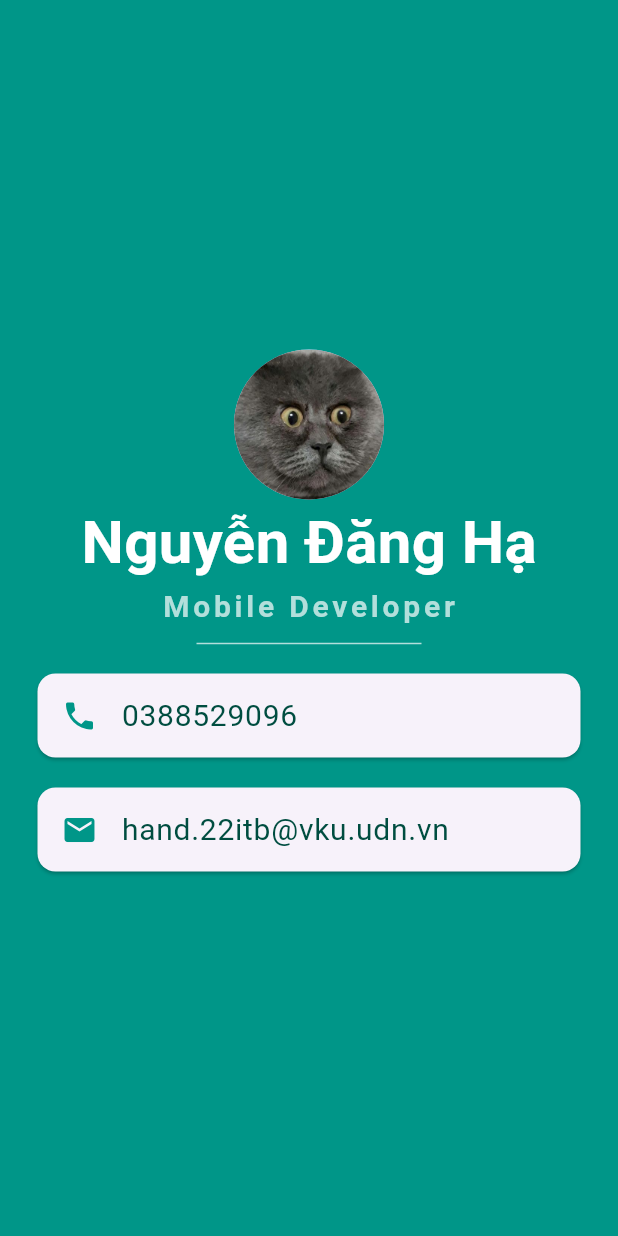
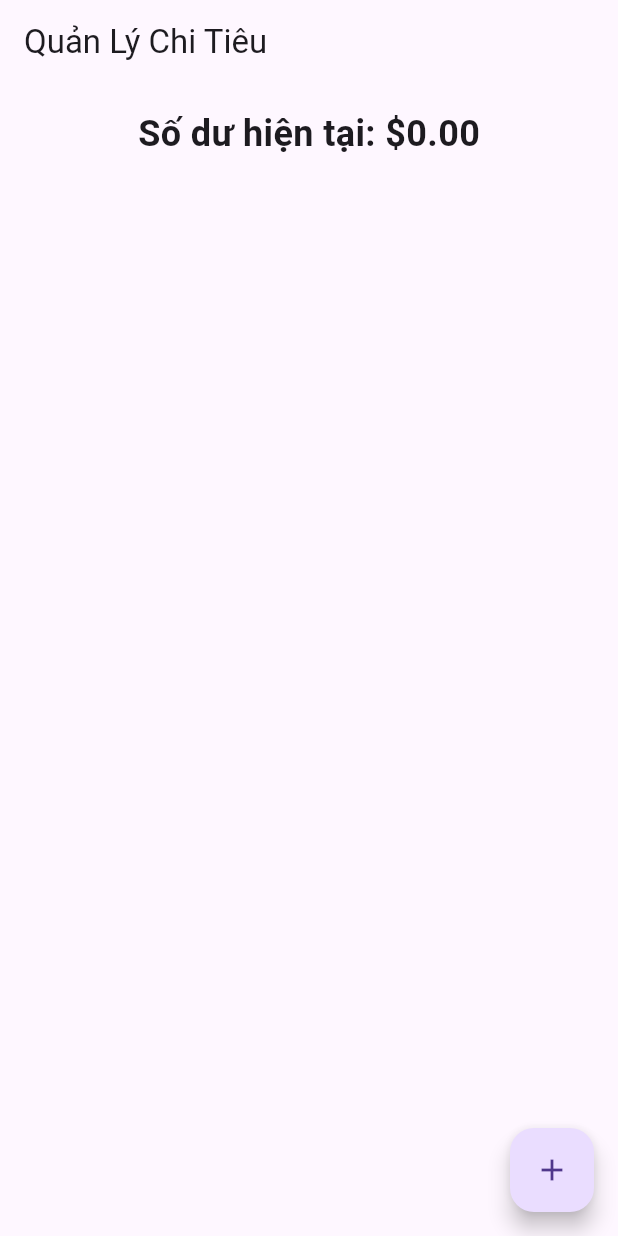
Before and after one commit to hand240503/CS2032_VKU, a Flutter app: the screen it shows after launch, on a phone screen of 412 x 824 dp. Run offline on Flutter 3.47's test engine with Material 3 defaults, Android fonts, the phone set to English and light mode, and no system bars.

Commit message:
push all

```diff
--- a/lab_2/lib/main.dart
+++ b/lab_2/lib/main.dart
@@ -1,83 +1,148 @@
 import 'package:flutter/material.dart';
 
 void main() {
-  runApp(MiCardApp());
+  runApp(ExpenseTrackerApp());
 }
 
-class MiCardApp extends StatelessWidget {
+class ExpenseTrackerApp extends StatelessWidget {
   @override
   Widget build(BuildContext context) {
     return MaterialApp(
       debugShowCheckedModeBanner: false,
-      home: Scaffold(
-        backgroundColor: Colors.teal,
-        body: SafeArea(
+      title: 'Quản Lý Chi Tiêu',
+      theme: ThemeData(primarySwatch: Colors.green),
+      home: ExpenseHomePage(),
+    );
+  }
+}
+
+class ExpenseHomePage extends StatefulWidget {
+  @override
+  _ExpenseHomePageState createState() => _ExpenseHomePageState();
+}
+
+class _ExpenseHomePageState extends State<ExpenseHomePage> {
+  double totalBalance = 0.0;
+  List<Map<String, dynamic>> transactions = [];
+
+  void _addTransaction(String title, double amount, bool isIncome) {
+    setState(() {
+      totalBalance += isIncome ? amount : -amount;
+      transactions.add({
+        'title': title,
+        'amount': amount,
+        'isIncome': isIncome,
+        'date': DateTime.now(),
+      });
+    });
+  }
+
+  void _showAddTransactionDialog() {
+    final _titleController = TextEditingController();
+    final _amountController = TextEditingController();
+    bool isIncome = true;
+
+    showDialog(
+      context: context,
+      builder: (ctx) => AlertDialog(
+        title: Text('Thêm Giao Dịch'),
+        content: Column(
+          mainAxisSize: MainAxisSize.min,
+          children: [
+            TextField(
+              controller: _titleController,
+              decoration: InputDecoration(labelText: 'Tiêu đề'),
+            ),
+            TextField(
+              controller: _amountController,
+              decoration: InputDecoration(labelText: 'Số tiền'),
+              keyboardType: TextInputType.number,
+            ),
+            Row(
+              children: [
+                Text('Thu nhập'),
+                Switch(
+                  value: isIncome,
+                  onChanged: (value) {
+                    setState(() {
+                      isIncome = value;
+                    });
+                  },
+                ),
+                Text('Chi tiêu'),
+              ],
+            )
+          ],
+        ),
+        actions: [
+          TextButton(
+            onPressed: () {
+              Navigator.of(ctx).pop();
+            },
+            child: Text('Hủy'),
+          ),
+          ElevatedButton(
+            onPressed: () {
+              if (_titleController.text.isNotEmpty && _amountController.text.isNotEmpty) {
+                _addTransaction(
+                  _titleController.text,
+                  double.parse(_amountController.text),
+                  isIncome,
+                );
+                Navigator.of(ctx).pop();
+              }
+            },
+            child: Text('Thêm'),
+          )
+        ],
+      ),
+    );
+  }
+
+  @override
+  Widget build(BuildContext context) {
+    return Scaffold(
+      appBar: AppBar(title: Text('Quản Lý Chi Tiêu')),
+      body: Padding(
+        padding: const EdgeInsets.all(16.0),
         child: Column(
-            mainAxisAlignment: MainAxisAlignment.center,
-            children: <Widget>[
-              CircleAvatar(
-                radius: 50.0,
-                backgroundImage: AssetImage('assets/images/image.jpeg'),
+          children: [
+            Text(
+              'Số dư hiện tại: \$${totalBalance.toStringAsFixed(2)}',
+              style: TextStyle(fontSize: 24, fontWeight: FontWeight.bold),
             ),
-              Text(
-                'Nguyễn Đăng Hạ',
+            SizedBox(height: 20),
+            Expanded(
+              child: ListView.builder(
+                itemCount: transactions.length,
+                itemBuilder: (ctx, index) {
+                  final tx = transactions[index];
+                  return Card(
+                    child: ListTile(
+                      leading: Icon(
+                        tx['isIncome'] ? Icons.arrow_downward : Icons.arrow_upward,
+                        color: tx['isIncome'] ? Colors.green : Colors.red,
+                      ),
+                      title: Text(tx['title']),
+                      subtitle: Text('${tx['date'].toLocal()}'),
+                      trailing: Text(
+                        '${tx['isIncome'] ? '+' : '-'}\$${tx['amount'].toStringAsFixed(2)}',
                         style: TextStyle(
-                  fontSize: 40.0,
-                  color: Colors.white,
+                          color: tx['isIncome'] ? Colors.green : Colors.red,
                           fontWeight: FontWeight.bold,
                         ),
                       ),
-              Text(
-                'Mobile Developer',
-                style: TextStyle(
-                  color: Colors.teal[100],
-                  fontSize: 20.0,
-                  letterSpacing: 2.5,
-                  fontWeight: FontWeight.bold,
                     ),
-              ),
-              SizedBox(
-                height: 20.0,
-                width: 150.0,
-                child: Divider(
-                  color: Colors.teal.shade100,
-                ),
-              ),
-              Card(
-                margin: EdgeInsets.symmetric(vertical: 10.0, horizontal: 25.0),
-                child: ListTile(
-                  leading: Icon(
-                    Icons.phone,
-                    color: Colors.teal,
-                  ),
-                  title: Text(
-                    '0388529096',
-                    style: TextStyle(
-                      color: Colors.teal.shade900,
-                      fontSize: 20.0,
-                    ),
-                  ),
-                ),
-              ),
-              Card(
-                margin: EdgeInsets.symmetric(vertical: 10.0, horizontal: 25.0),
-                child: ListTile(
-                  leading: Icon(
-                    Icons.email,
-                    color: Colors.teal,
-                  ),
-                  title: Text(
-                    'hand.22itb@vku.udn.vn',
-                    style: TextStyle(
-                      fontSize: 20.0,
-                      color: Colors.teal.shade900,
-                    ),
-                  ),
+                  );
+                },
               ),
             ),
           ],
         ),
       ),
+      floatingActionButton: FloatingActionButton(
+        onPressed: _showAddTransactionDialog,
+        child: Icon(Icons.add),
       ),
     );
   }
```
Also changed, not shown: 1 other file. Lines whose indentation alone changed are shown as unchanged.
